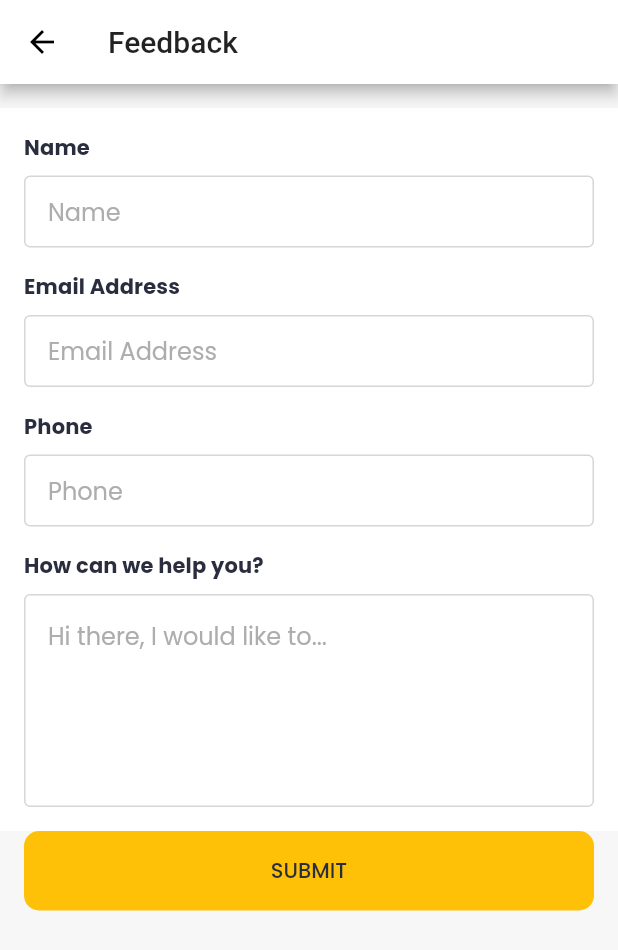
After one commit to IamAKX/combojumbo-spoton, a Flutter app: the FeedbackScreen screen opened by its route, on a phone screen of 412 x 824 dp. The commit adds this screen. Shown: the top 950 px of the screen. Run offline on Flutter 3.47's test engine with Material 2 defaults, Android fonts, the phone set to English and light mode, and no system bars; our stand-ins replace awesome_dialog, cached_network_image, carousel_slider, floating_bottom_navigation_bar, flutter_html, flutter_svg and 6 more; network calls fail.

Commit message:
Feedback UI

```diff
--- a/lib/profile/profile_screen.dart
+++ b/lib/profile/profile_screen.dart
@@ -1,5 +1,6 @@
 import 'package:cached_network_image/cached_network_image.dart';
 import 'package:cjspoton/screen/add_delivery_addres/add_delivery_address_screen.dart';
+import 'package:cjspoton/screen/feedback/feedback_screen.dart';
 import 'package:cjspoton/screen/privacy_policy/privacy_policy_screen.dart';
 import 'package:cjspoton/screen/term_of_use/term_of_use_screen.dart';
 import 'package:cjspoton/utils/colors.dart';
@@ -129,16 +130,18 @@ class _ProfileScreenState extends State<ProfileScreen> {
           height: 1,
         ),
         ListTile(
+          onTap: () =>
+              Navigator.of(context).pushNamed(FeedbackScreen.FEEDBACK_ROUTE),
           leading: CircleAvatar(
             backgroundColor: Colors.red,
             child: Icon(
-              Icons.car_rental,
+              Icons.support_agent_outlined,
               color: bgColor,
             ),
           ),
           tileColor: bgColor,
           title: Text(
-            'Delivery Support',
+            'Support',
             style:
                 Theme.of(context).textTheme.subtitle1?.copyWith(fontSize: 18),
           ),
--- /dev/null
+++ b/lib/screen/feedback/feedback_screen.dart
@@ -0,0 +1,108 @@
+import 'package:cjspoton/utils/colors.dart';
+import 'package:cjspoton/utils/theme_config.dart';
+import 'package:cjspoton/widgets/custom_edittext_with_heading%20copy.dart';
+import 'package:flutter/material.dart';
+
+class FeedbackScreen extends StatefulWidget {
+  const FeedbackScreen({Key? key}) : super(key: key);
+  static const String FEEDBACK_ROUTE = '/feedbackScreen';
+
+  @override
+  _FeedbackScreenState createState() => _FeedbackScreenState();
+}
+
+class _FeedbackScreenState extends State<FeedbackScreen> {
+  TextEditingController _nameCtrl = TextEditingController();
+  TextEditingController _emailCtrl = TextEditingController();
+  TextEditingController _phoneCtrl = TextEditingController();
+  TextEditingController _feedBackCtrl = TextEditingController();
+  @override
+  Widget build(BuildContext context) {
+    return Scaffold(
+      backgroundColor: greyedBgColor,
+      appBar: AppBar(
+        backgroundColor: bgColor,
+        centerTitle: false,
+        title: Text('Feedback'),
+      ),
+      body: SafeArea(
+          child: ListView(
+        children: [
+          SizedBox(
+            height: defaultPadding,
+          ),
+          Container(
+            color: Colors.white,
+            padding: EdgeInsets.all(defaultPadding),
+            child: Column(
+              crossAxisAlignment: CrossAxisAlignment.start,
+              children: [
+                CustomTextFieldWithHeading(
+                    teCtrl: _nameCtrl,
+                    hint: 'Name',
+                    inputType: TextInputType.name),
+                CustomTextFieldWithHeading(
+                    teCtrl: _emailCtrl,
+                    hint: 'Email Address',
+                    inputType: TextInputType.emailAddress),
+                CustomTextFieldWithHeading(
+                    teCtrl: _nameCtrl,
+                    hint: 'Phone',
+                    inputType: TextInputType.phone),
+                Text(
+                  'How can we help you?',
+                  style: Theme.of(context)
+                      .textTheme
+                      .subtitle2
+                      ?.copyWith(fontWeight: FontWeight.bold),
+                ),
+                SizedBox(
+                  height: 8,
+                ),
+                TextField(
+                  maxLines: 5,
+                  keyboardType: TextInputType.multiline,
+                  autocorrect: true,
+                  controller: _feedBackCtrl,
+                  decoration: InputDecoration(
+                    hintText: 'Hi there, I would like to...',
+                    focusColor: primaryColor,
+                    alignLabelWithHint: false,
+                    filled: true,
+                    fillColor: Colors.white,
+                    contentPadding: EdgeInsets.symmetric(
+                        horizontal: defaultPadding, vertical: defaultPadding),
+                    hoverColor: primaryColor,
+                    hintStyle: TextStyle(color: hintColor),
+                    enabledBorder: OutlineInputBorder(
+                      borderRadius: BorderRadius.circular(4),
+                      borderSide: BorderSide(color: hintColor.withOpacity(0.5)),
+                    ),
+                    focusedBorder: OutlineInputBorder(
+                      borderRadius: BorderRadius.circular(4),
+                      borderSide: BorderSide(color: hintColor.withOpacity(0.5)),
+                    ),
+                    border: OutlineInputBorder(
+                      borderRadius: BorderRadius.circular(4),
+                      borderSide: BorderSide(color: hintColor.withOpacity(0.5)),
+                    ),
+                  ),
+                ),
+              ],
+            ),
+          ),
+          Padding(
+            padding: const EdgeInsets.symmetric(horizontal: defaultPadding),
+            child: TextButton(
+              onPressed: () {},
+              child: Text(
+                'SUBMIT',
+                style: Theme.of(context).textTheme.button,
+              ),
+            ),
+          )
+        ],
+      )),
+    );
+  }
+}
--- a/lib/utils/navigator.dart
+++ b/lib/utils/navigator.dart
@@ -2,6 +2,7 @@ import 'package:cjspoton/screen/add_delivery_addres/add_delivery_address_screen.
 import 'package:cjspoton/screen/cart/cart_screen.dart';
 import 'package:cjspoton/screen/checkout/checkout_screen.dart';
 import 'package:cjspoton/screen/choose_outlet/choose_outlet_screen.dart';
+import 'package:cjspoton/screen/feedback/feedback_screen.dart';
 import 'package:cjspoton/screen/forgot_password/forgot_password_screen.dart';
 import 'package:cjspoton/screen/introduction/introduction.dart';
 import 'package:cjspoton/screen/login/login_screen.dart';
@@ -46,6 +47,9 @@ class NavRoute {
       case MenuScreen.MENU_SCREEN_ROUTE:
         return MaterialPageRoute(builder: (_) => MenuScreen());
 
+      case FeedbackScreen.FEEDBACK_ROUTE:
+        return MaterialPageRoute(builder: (_) => FeedbackScreen());
+
       default:
         return _errorRoute();
     }
```
